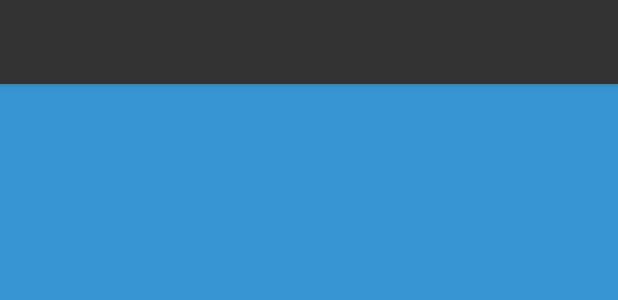
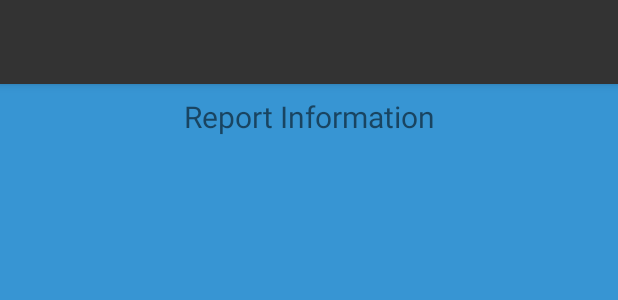
Before and after one commit to argnsoccer/BugBounty, an Android app: the layout report_main.xml on its own in the app's theme, with its tools: preview values and no code run, on a phone screen of 412 x 824 dp. Shown: the top 300 px of the screen. Run offline under Robolectric (Android 15) with nearby library versions, the phone set to English and light mode, and no system bars.

Commit message:
completed working application

```diff
--- a/_android/BugBountyReborn/app/src/main/AndroidManifest.xml
+++ b/_android/BugBountyReborn/app/src/main/AndroidManifest.xml
@@ -9,6 +9,7 @@
         android:icon="@mipmap/ic_marshal"
         android:label="@string/app_name"
         android:supportsRtl="true"
+        android:debuggable="true"
         android:theme="@style/AppTheme" >
         <activity
             android:name="zack.bugbountyreborn.MainActivity"
--- a/_android/BugBountyReborn/app/src/main/res/layout/listrow_details.xml
+++ b/_android/BugBountyReborn/app/src/main/res/layout/listrow_details.xml
@@ -2,16 +2,16 @@
     xmlns:android="http://schemas.android.com/apk/res/android"
     xmlns:tools="http://schemas.android.com/tools"
     android:layout_width="match_parent"
-    android:layout_height="40dp"
+    android:layout_height="match_parent"
+    android:orientation="vertical"
     android:clickable="true"
-    android:orientation="vertical"
     android:paddingLeft="40dp"
     tools:context=".ProfileActivity" >
 
     <TextView
         android:id="@+id/textView1"
         android:layout_width="wrap_content"
-        android:layout_height="wrap_content"
+        android:layout_height="32dp"
         android:gravity="center_vertical"
         android:text="@string/main_title1"
         android:textSize="14sp"
--- a/_android/BugBountyReborn/app/src/main/res/layout/report_main.xml
+++ b/_android/BugBountyReborn/app/src/main/res/layout/report_main.xml
@@ -20,6 +20,17 @@
         android:theme="@style/ThemeOverlay.AppCompat.ActionBar"
         app:popupTheme="@style/ThemeOverlay.AppCompat.Light"/>
 
+    <LinearLayout
+        android:id="@+id/profile_linearlayout1"
+        android:layout_width="match_parent"
+        android:layout_height="match_parent"
+        android:paddingTop="@dimen/activity_vertical_margin"
+        android:paddingLeft="@dimen/profile_activity_horizontal_margin"
+        android:paddingRight="@dimen/profile_activity_horizontal_margin"
+        android:paddingBottom="@dimen/activity_vertical_margin"
+        android:orientation="vertical"
+        android:scrollbars="vertical">
+
         <TextView
             android:id="@+id/report_information"
             android:text="Report Information"
@@ -27,10 +38,20 @@
             android:layout_width="match_parent"
             android:layout_height="wrap_content"
             android:layout_gravity="top|center_horizontal"
+            android:layout_marginBottom="10dp"
             android:gravity="center" />
 
         <TextView
             android:id="@+id/report_id"
+            android:textSize="@dimen/main_title_font_size"
+            android:layout_width="match_parent"
+            android:layout_height="wrap_content"
+            android:layout_gravity="top|center_horizontal"
+            android:layout_marginTop="10dp"
+            android:gravity="center" />
+
+        <TextView
+            android:id="@+id/report_hunter"
             android:textSize="@dimen/main_title_font_size"
             android:layout_width="match_parent"
             android:layout_height="wrap_content"
@@ -46,15 +67,7 @@
             android:gravity="center" />
 
         <TextView
-        android:id="@+id/report_hunter"
-        android:textSize="@dimen/main_title_font_size"
-        android:layout_width="match_parent"
-        android:layout_height="wrap_content"
-        android:layout_gravity="top|center_horizontal"
-        android:gravity="center" />
-
-    <TextView
-        android:id="@+id/report_datePaid"
+            android:id="@+id/report_dateSubmitted"
             android:textSize="@dimen/main_title_font_size"
             android:layout_width="match_parent"
             android:layout_height="wrap_content"
@@ -76,4 +89,5 @@
             android:layout_height="wrap_content"
             android:layout_gravity="top|center_horizontal"
             android:gravity="center" />
+    </LinearLayout>
 </android.support.design.widget.CoordinatorLayout>
```
Also changed, not shown: _android/BugBountyReborn/app/src/main/java/zack/bugbountyreborn/MainActivity.java (+5 -5 lines), _android/BugBountyReborn/app/src/main/java/zack/bugbountyreborn/ProfileActivity.java (+10 -7 lines), _android/BugBountyReborn/app/src/main/java/zack/bugbountyreborn/ReportActivity.java (+80 -1 lines), _android/BugBountyReborn/app/src/main/java/zack/bugbountyreborn/ReportExpandableListAdapter.java (+15 -7 lines). Lines whose indentation alone changed are shown as unchanged.
